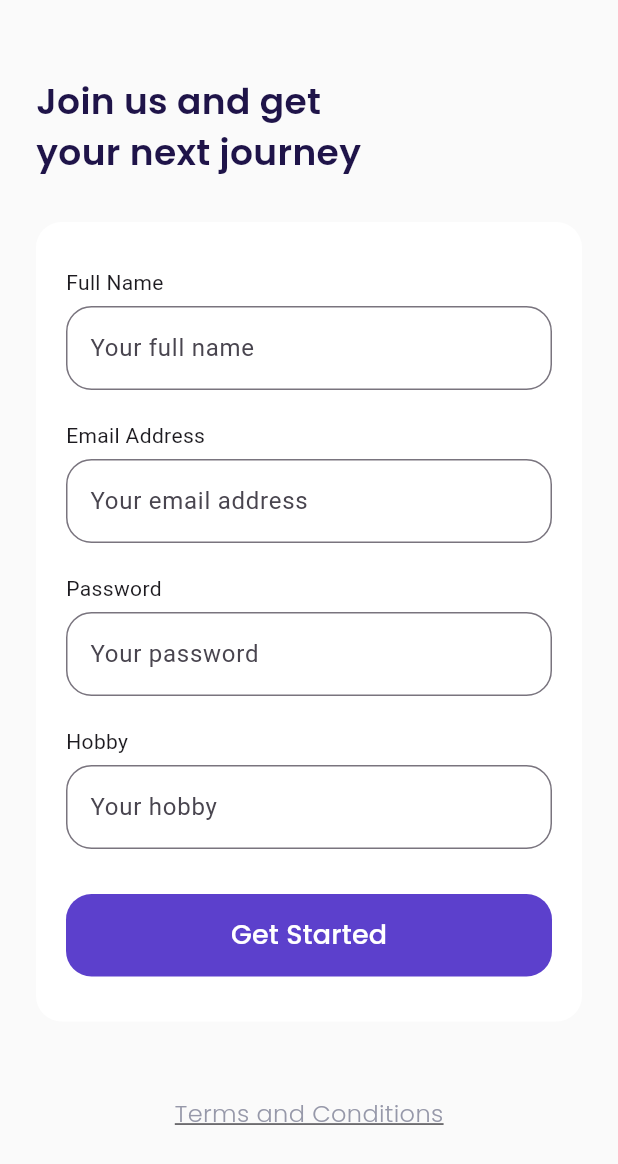
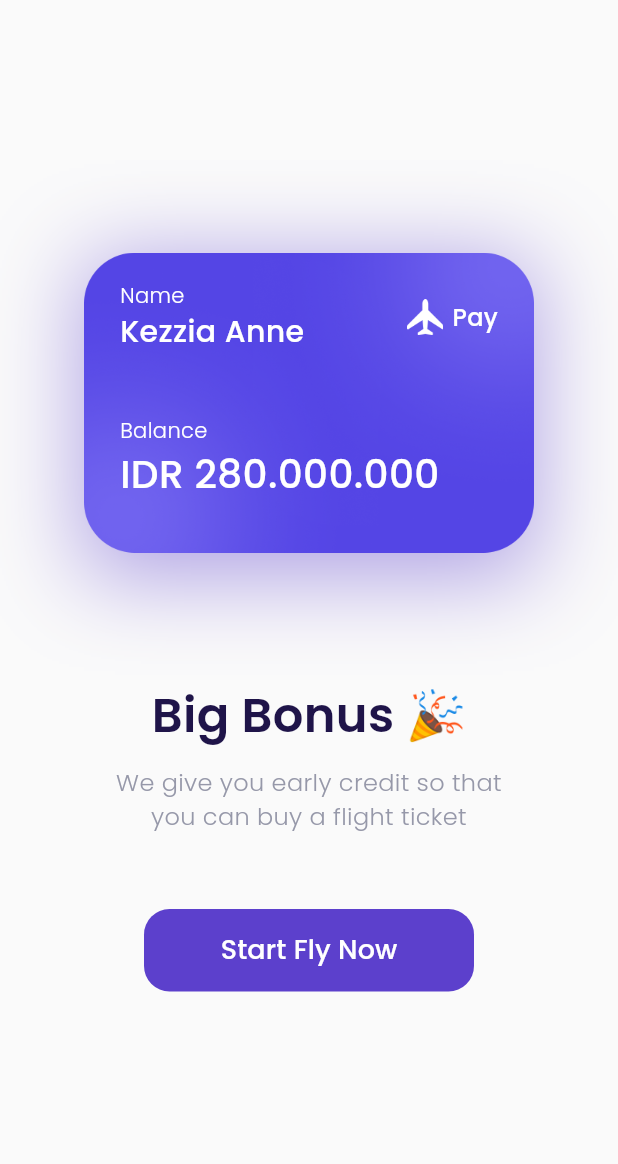
Before and after one commit to reezecodee/goodplane, a Flutter app: the SignUpPage screen opened by its route, after a tap on "Get Started", on a phone screen of 412 x 824 dp. Shown: the top 1164 px of the screen. Run offline on Flutter 3.47's test engine with Material 3 defaults, Android fonts, the phone set to English and light mode, and no system bars; our stand-ins replace google_fonts.

Commit message:
feat: bonus page

```diff
--- a/lib/main.dart
+++ b/lib/main.dart
@@ -1,3 +1,4 @@
+import "package:airplane/ui/pages/bonus_page.dart";
 import "package:airplane/ui/pages/get_started_page.dart";
 import "package:airplane/ui/pages/sign_up_page.dart";
 import "package:airplane/ui/pages/splash_page.dart";
@@ -13,7 +14,8 @@ class MyApp extends StatelessWidget {
     return MaterialApp(debugShowCheckedModeBanner: false, routes: {
       '/': (context) => SplashPage(),
       '/get-started': (context) => GetStartedPage(),
-      '/sign-up': (context) => SignUpPage()
+      '/sign-up': (context) => SignUpPage(),
+      '/bonus': (context) => BonusPage()
     });
   }
 }
--- /dev/null
+++ b/lib/ui/pages/bonus_page.dart
@@ -0,0 +1,124 @@
+import "package:flutter/material.dart";
+import "../../shared/theme.dart";
+
+class BonusPage extends StatelessWidget {
+  const BonusPage({super.key});
+
+  @override
+  Widget build(BuildContext context) {
+    Widget bonusCard() {
+      return Container(
+        width: 300,
+        height: 211,
+        padding: EdgeInsets.all(defaultMargin),
+        decoration: BoxDecoration(
+            image: DecorationImage(image: AssetImage('assets/image_card.png')),
+            boxShadow: [
+              BoxShadow(
+                  color: kPrimaryColor.withValues(alpha: 0.5),
+                  blurRadius: 50,
+                  offset: Offset(0, 10)),
+            ]),
+        child: Column(
+          crossAxisAlignment: CrossAxisAlignment.start,
+          children: [
+            Row(
+              children: [
+                Expanded(
+                  child: Column(
+                    crossAxisAlignment: CrossAxisAlignment.start,
+                    children: [
+                      Text(
+                        'Name',
+                        style: whiteTextStyle.copyWith(fontWeight: light),
+                      ),
+                      Text(
+                        'Kezzia Anne',
+                        style: whiteTextStyle.copyWith(
+                            fontSize: 20, fontWeight: medium),
+                        overflow: TextOverflow.ellipsis,
+                      )
+                    ],
+                  ),
+                ),
+                Container(
+                  width: 24,
+                  height: 24,
+                  margin: EdgeInsets.only(right: 6),
+                  decoration: BoxDecoration(
+                      image: DecorationImage(
+                          image: AssetImage('assets/icon_plane.png'))),
+                ),
+                Text(
+                  'Pay',
+                  style:
+                      whiteTextStyle.copyWith(fontSize: 16, fontWeight: medium),
+                )
+              ],
+            ),
+            SizedBox(
+              height: 41,
+            ),
+            Text(
+              'Balance',
+              style: whiteTextStyle.copyWith(fontWeight: light),
+            ),
+            Text(
+              'IDR 280.000.000',
+              style: whiteTextStyle.copyWith(fontWeight: medium, fontSize: 26),
+            )
+          ],
+        ),
+      );
+    }
+
+    Widget title() {
+      return Container(
+        margin: EdgeInsets.only(top: 80),
+        child: Text(
+          'Big Bonus 🎉',
+          style: blackTextStyle.copyWith(fontSize: 32, fontWeight: semibold),
+        ),
+      );
+    }
+
+    Widget subtitle() {
+      return Container(
+        margin: EdgeInsets.only(top: 10),
+        child: Text(
+          'We give you early credit so that\nyou can buy a flight ticket',
+          style: blackTextStyle.copyWith(
+              fontSize: 16, fontWeight: light, color: kGrayColor),
+          textAlign: TextAlign.center,
+        ),
+      );
+    }
+
+    Widget startButton() {
+      return Container(
+        width: 220,
+        height: 55,
+        margin: EdgeInsets.only(top: 50),
+        child: TextButton(
+            onPressed: () => {},
+            style: TextButton.styleFrom(
+                backgroundColor: kPrimaryColor,
+                shape: RoundedRectangleBorder(
+                    borderRadius: BorderRadius.circular(defaultRadius))),
+            child: Text(
+              'Start Fly Now',
+              style: whiteTextStyle.copyWith(fontSize: 18, fontWeight: medium),
+            )),
+      );
+    }
+
+    return Scaffold(
+      backgroundColor: kBackgroundColor,
+      body: Center(
+          child: Column(
+        mainAxisAlignment: MainAxisAlignment.center,
+        children: [bonusCard(), title(), subtitle(), startButton()],
+      )),
+    );
+  }
+}
--- a/lib/ui/pages/sign_up_page.dart
+++ b/lib/ui/pages/sign_up_page.dart
@@ -122,7 +122,7 @@ class SignUpPage extends StatelessWidget {
           width: double.infinity,
           height: 55,
           child: TextButton(
-            onPressed: () => {},
+            onPressed: () => {Navigator.pushNamed(context, '/bonus')},
             style: TextButton.styleFrom(
                 backgroundColor: kPrimaryColor,
                 shape: RoundedRectangleBorder(
```
